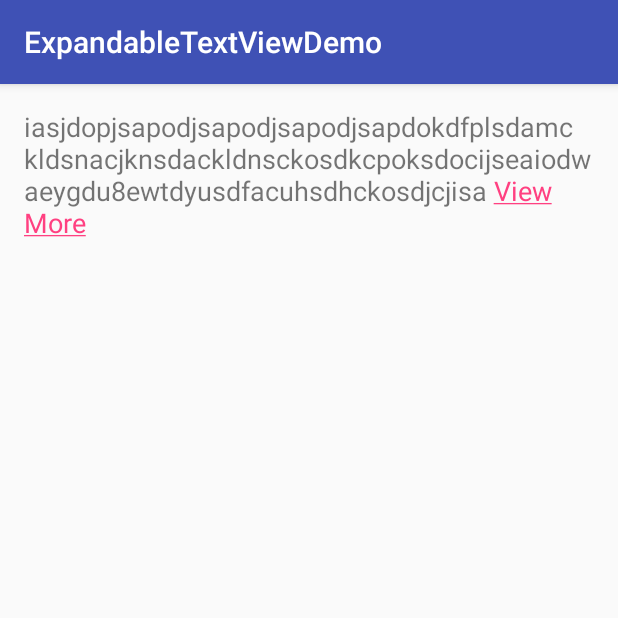
After one commit to RakshitSathvara/ExpandableTextViewDemo, an Android app: the TextViewActivity screen opened directly, with no data from a screen before it, on a phone screen of 412 x 824 dp, the top half of it. The commit adds this screen. Run offline under Robolectric (Android 15) with nearby library versions, the phone set to English and light mode, and no system bars.

Commit message:
New Expandable TextView

```diff
--- a/app/src/main/AndroidManifest.xml
+++ b/app/src/main/AndroidManifest.xml
@@ -15,6 +15,7 @@
                 <category android:name="android.intent.category.LAUNCHER" />
             </intent-filter>
         </activity>
+        <activity android:name=".TextViewActivity"></activity>
     </application>
 
 </manifest>
--- a/app/src/main/java/in/vaksys/expandabletextviewdemo/ExpandableTextView.java
+++ b/app/src/main/java/in/vaksys/expandabletextviewdemo/ExpandableTextView.java
@@ -15,6 +15,7 @@ import android.widget.TextView;
 public class ExpandableTextView extends TextView {
     private static final int DEFAULT_TRIM_LENGTH = 200;
     private static final String ELLIPSIS = "...More";
+    private static final String ELLIPSIS_LESS = "...Less";
 
     private CharSequence originalText;
     private CharSequence trimmedText;
--- /dev/null
+++ b/app/src/main/java/in/vaksys/expandabletextviewdemo/TextViewActivity.java
@@ -0,0 +1,105 @@
+package in.vaksys.expandabletextviewdemo;
+
+import android.support.v7.app.AppCompatActivity;
+import android.app.Activity;
+import android.os.Bundle;
+import android.text.Html;
+import android.text.SpannableStringBuilder;
+import android.text.Spanned;
+import android.text.method.LinkMovementMethod;
+import android.text.style.ClickableSpan;
+import android.view.Menu;
+import android.view.View;
+import android.view.ViewTreeObserver;
+import android.view.ViewTreeObserver.OnGlobalLayoutListener;
+import android.widget.TextView;
+import android.widget.TextView.BufferType;
+
+public class TextViewActivity extends AppCompatActivity {
+
+    TextView tv;
+
+    @Override
+    protected void onCreate(Bundle savedInstanceState) {
+        super.onCreate(savedInstanceState);
+        setContentView(R.layout.activity_text_view);
+
+        tv = (TextView) findViewById(R.id.tv);
+        makeTextViewResizable(tv, 3, "View More", true);
+    }
+
+    public static void makeTextViewResizable(final TextView tv, final int maxLine, final String expandText, final boolean viewMore) {
+
+        if (tv.getTag() == null) {
+            tv.setTag(tv.getText());
+        }
+        ViewTreeObserver vto = tv.getViewTreeObserver();
+        vto.addOnGlobalLayoutListener(new OnGlobalLayoutListener() {
+
+            @SuppressWarnings("deprecation")
+            @Override
+            public void onGlobalLayout() {
+
+                ViewTreeObserver obs = tv.getViewTreeObserver();
+                obs.removeGlobalOnLayoutListener(this);
+                if (maxLine == 0) {
+                    int lineEndIndex = tv.getLayout().getLineEnd(0);
+                    String text = tv.getText().subSequence(0, lineEndIndex - expandText.length() + 1) + " " + expandText;
+                    tv.setText(text);
+                    tv.setMovementMethod(LinkMovementMethod.getInstance());
+                    tv.setText(
+                            addClickablePartTextViewResizable(Html.fromHtml(tv.getText().toString()), tv, maxLine, expandText,
+                                    viewMore), BufferType.SPANNABLE);
+                } else if (maxLine > 0 && tv.getLineCount() >= maxLine) {
+                    int lineEndIndex = tv.getLayout().getLineEnd(maxLine - 1);
+                    String text = tv.getText().subSequence(0, lineEndIndex - expandText.length() + 1) + " " + expandText;
+                    tv.setText(text);
+                    tv.setMovementMethod(LinkMovementMethod.getInstance());
+                    tv.setText(
+                            addClickablePartTextViewResizable(Html.fromHtml(tv.getText().toString()), tv, maxLine, expandText,
+                                    viewMore), BufferType.SPANNABLE);
+                } else {
+                    int lineEndIndex = tv.getLayout().getLineEnd(tv.getLayout().getLineCount() - 1);
+                    String text = tv.getText().subSequence(0, lineEndIndex) + " " + expandText;
+                    tv.setText(text);
+                    tv.setMovementMethod(LinkMovementMethod.getInstance());
+                    tv.setText(
+                            addClickablePartTextViewResizable(Html.fromHtml(tv.getText().toString()), tv, lineEndIndex, expandText,
+                                    viewMore), BufferType.SPANNABLE);
+                }
+            }
+        });
+
+    }
+
+    private static SpannableStringBuilder addClickablePartTextViewResizable(final Spanned strSpanned, final TextView tv,
+                                                                            final int maxLine, final String spanableText, final boolean viewMore) {
+        String str = strSpanned.toString();
+        SpannableStringBuilder ssb = new SpannableStringBuilder(strSpanned);
+
+        if (str.contains(spanableText)) {
+            ssb.setSpan(new ClickableSpan() {
+
+                @Override
+                public void onClick(View widget) {
+
+                    if (viewMore) {
+                        tv.setLayoutParams(tv.getLayoutParams());
+                        tv.setText(tv.getTag().toString(), BufferType.SPANNABLE);
+                        tv.invalidate();
+                        makeTextViewResizable(tv, -1, "View Less", false);
+                    } else {
+                        tv.setLayoutParams(tv.getLayoutParams());
+                        tv.setText(tv.getTag().toString(), BufferType.SPANNABLE);
+                        tv.invalidate();
+                        makeTextViewResizable(tv, 3, "View More", true);
+                    }
+
+                }
+            }, str.indexOf(spanableText), str.indexOf(spanableText) + spanableText.length(), 0);
+
+        }
+        return ssb;
+
+    }
+}
--- /dev/null
+++ b/app/src/main/res/layout/activity_text_view.xml
@@ -0,0 +1,19 @@
+<?xml version="1.0" encoding="utf-8"?>
+<RelativeLayout xmlns:android="http://schemas.android.com/apk/res/android"
+    xmlns:tools="http://schemas.android.com/tools"
+    android:layout_width="match_parent"
+    android:layout_height="match_parent"
+    android:paddingBottom="@dimen/activity_vertical_margin"
+    android:paddingLeft="@dimen/activity_horizontal_margin"
+    android:paddingRight="@dimen/activity_horizontal_margin"
+    android:paddingTop="@dimen/activity_vertical_margin"
+    tools:context="in.vaksys.expandabletextviewdemo.TextViewActivity">
+
+    <TextView
+        android:id="@+id/tv"
+        android:layout_width="match_parent"
+        android:layout_height="wrap_content"
+        android:text="iasjdopjsapodjsapodjsapodjsapdokdfplsdamckldsnacjknsdackldnsckosdkcpoksdocijseaiodwaeygdu8ewtdyusdfacuhsdhckosdjcjisadbhacujsdbhcjksdbncjoksdancsdbncjksdbcd"
+        android:textSize="18dp" />
+
+</RelativeLayout>
```
Also changed, not shown: app/src/main/java/in/vaksys/expandabletextviewdemo/MySpannable.java (added, +29 -0 lines).
